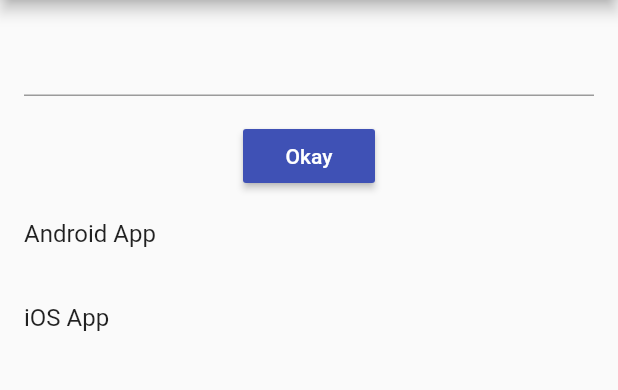
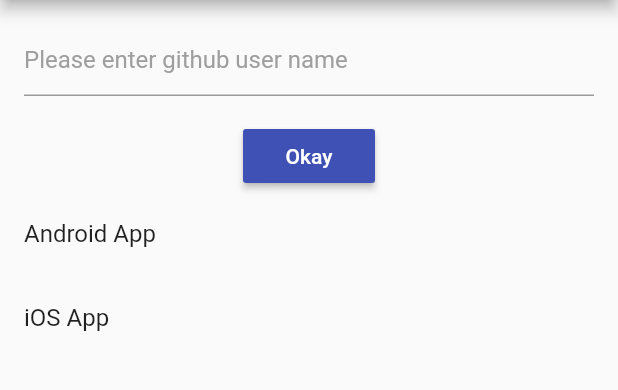
Before and after one commit to smalam119/Github-Repo-List, a Flutter app: the screen it shows after launch, after a tap on "Okay", on a phone screen of 412 x 824 dp, the part 84-474 px from its top. Run offline on Flutter 3.47's test engine with Material 2 defaults, Android fonts, the phone set to English and light mode, and no system bars; network calls fail.

Commit message:
text editing controller added

```diff
--- a/lib/gh_repo_list_home.dart
+++ b/lib/gh_repo_list_home.dart
@@ -9,10 +9,10 @@ class GHRepoListHomePage extends StatefulWidget {
 }
 
 class GHRepoListState extends State<GHRepoListHomePage> {
+  var _repolist = <Repo>[];
+  TextEditingController textEditingController = TextEditingController();
 
-var _repolist = <Repo>[];
-
-@override
+  @override
   void initState() {
     super.initState();
   }
@@ -26,7 +26,14 @@ var _repolist = <Repo>[];
         body: Center(
           child: Column(
             children: <Widget>[
-              Padding(padding: const EdgeInsets.all(16.0), child: TextField()),
+              Padding(
+                  padding: const EdgeInsets.all(16.0),
+                  child: TextField(
+                      controller: textEditingController,
+                      decoration: InputDecoration(
+                        hintText: 'Please enter github user name',
+                        hintStyle: TextStyle(color: Colors.grey),
+                      ))),
               RaisedButton(
                 child: Text("Okay"),
                 color: Colors.indigo,
@@ -48,13 +55,14 @@ var _repolist = <Repo>[];
         ));
   }
 
-  _loadData() async {
-    String url = "https://api.github.com/users/smalam119/repos";
+  _loadData(String username) async {
+    String url = "https://api.github.com/users/${username}/repos";
     http.Response response = await http.get(url);
     setState(() {
       final repoListJSON = json.decode(response.body);
-      for(var repoJSON in repoListJSON) {
-        final repo = Repo(repoJSON["id"],repoJSON["name"],repoJSON["description"]);
+      for (var repoJSON in repoListJSON) {
+        final repo =
+            Repo(repoJSON["id"], repoJSON["name"], repoJSON["description"]);
         _repolist.add(repo);
         print("name: ${repo.name}");
       }
@@ -62,7 +70,7 @@ var _repolist = <Repo>[];
   }
 
   _onPressOkayButton() {
-    print("Okay button pressed");
-    _loadData();
+    final username = textEditingController.text;
+    _loadData(username);
   }
 }
```
